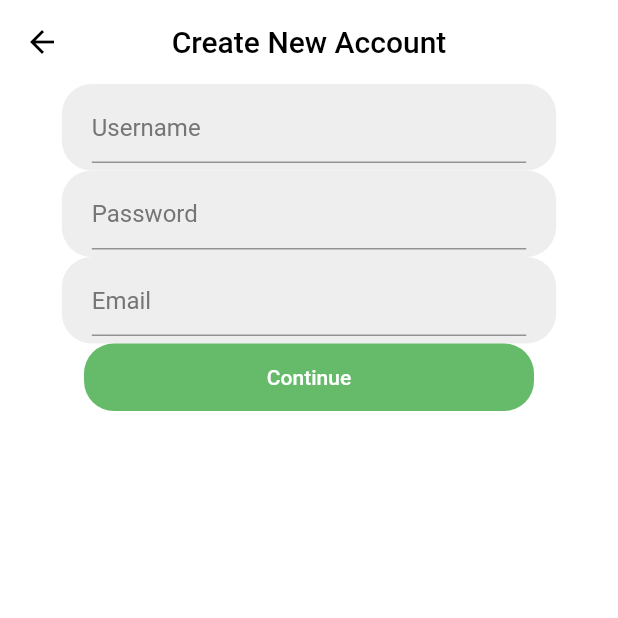
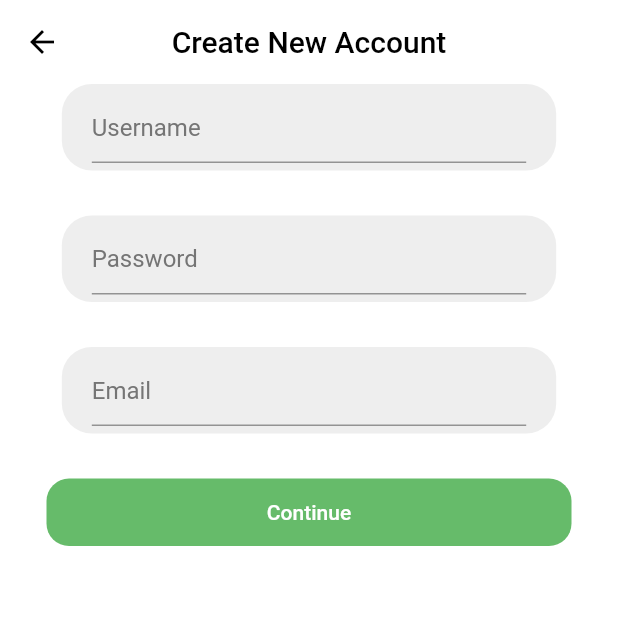
Before and after one commit to razstvien01/seedly, a Flutter app: the SignupPage screen opened by its route, on a phone screen of 412 x 824 dp, the top half of it. Run offline on Flutter 3.47's test engine with Material 2 defaults, Android fonts, the phone set to English and light mode, and no system bars; our stand-ins replace flutter_spinkit.

Commit message:
little changes sa sign up page

```diff
--- a/lib/pages/log_in_pages/signup_page.dart
+++ b/lib/pages/log_in_pages/signup_page.dart
@@ -26,8 +26,11 @@ class SignupPage extends StatelessWidget {
             child: Column(
               children: [
                 const TextFieldContainer(hintText: 'Username'),
+                SizedBox(height: 30,),
                 const TextFieldContainer(hintText: 'Password'),
+                SizedBox(height: 30,),
                 const TextFieldContainer(hintText: 'Email'),
+                SizedBox(height: 30,),
                 RoundedGreenButton(onColor: true, routeKey: '', text: 'Continue', replace: false,),
               ],
             ),
--- a/lib/ud_widgets/rounded_gbutton.dart
+++ b/lib/ud_widgets/rounded_gbutton.dart
@@ -13,20 +13,22 @@ class RoundedGreenButton extends StatelessWidget {
 
   @override
   Widget build(BuildContext context) {
+    //* COlors
     Color bgColor = Colors.green[400] as Color;
     Color primary = Colors.white as Color;
+
     if(!onColor)
     {
       bgColor = Colors.grey[200] as Color;
       primary = Colors.grey[800] as Color;
     }
     return Container(
-      width: 300,
+      width: 350,
       height: 45,
       child: TextButton(
         style: TextButton.styleFrom(
           shape: RoundedRectangleBorder(
-            borderRadius: BorderRadius.circular(20.0),
+            borderRadius: BorderRadius.circular(15),
           ),
           backgroundColor: bgColor,
           primary: primary,
```
